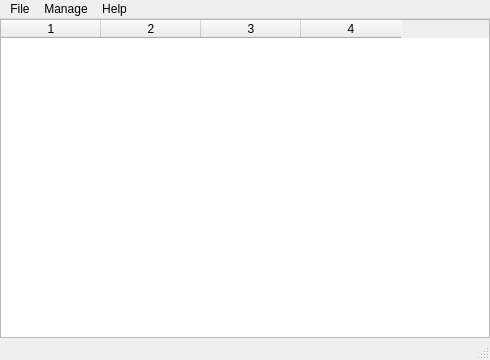
ryco117/pswdmgr, file mainwindow.ui: the form before one commit.
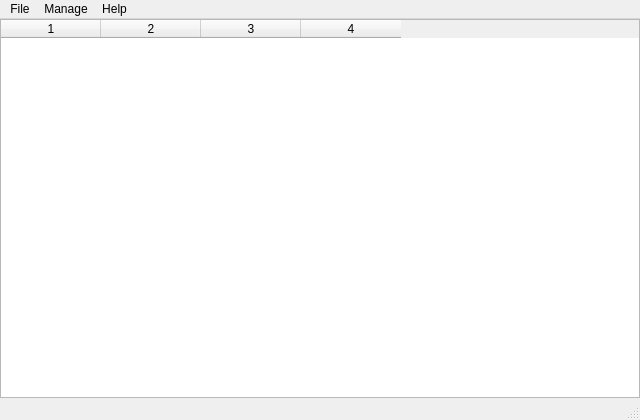
The form after the commit.

```diff
--- a/mainwindow.ui
+++ b/mainwindow.ui
@@ -6,8 +6,8 @@
    <rect>
     <x>0</x>
     <y>0</y>
-    <width>490</width>
-    <height>360</height>
+    <width>640</width>
+    <height>420</height>
    </rect>
   </property>
   <property name="windowTitle">
@@ -84,7 +84,7 @@
     <rect>
      <x>0</x>
      <y>0</y>
-     <width>490</width>
+     <width>640</width>
      <height>25</height>
     </rect>
    </property>
```
